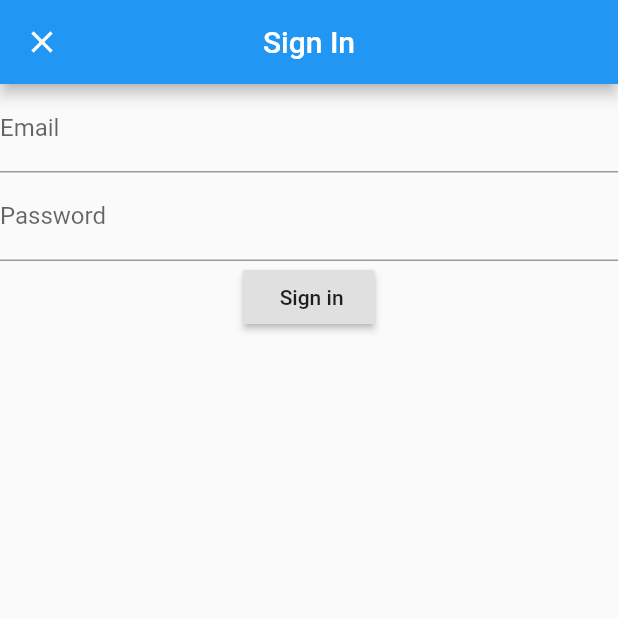
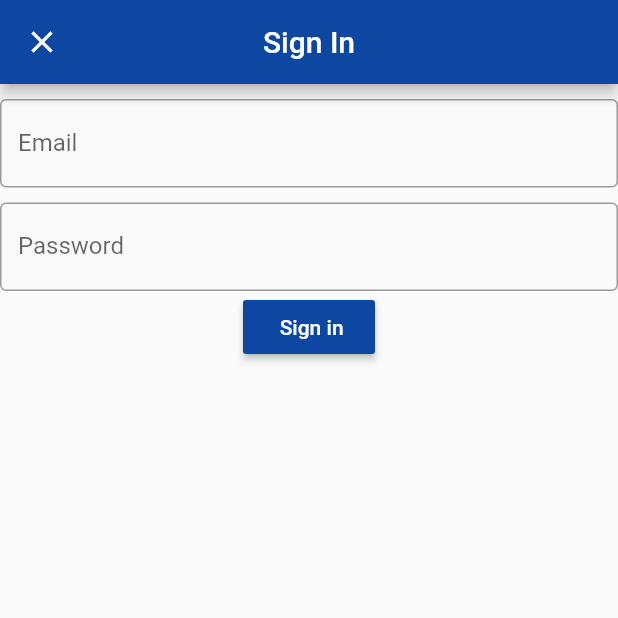
Before and after one commit to ShenLynn/CITS3200-project, a Flutter app: the screen it shows after launch, after a tap on "Sign In", on a phone screen of 412 x 824 dp, the top half of it. Run offline on Flutter 3.47's test engine with Material 2 defaults, Android fonts, the phone set to English and light mode, and no system bars; our stand-ins replace cloud_firestore, datetime_picker_formfield, firebase_auth, firebase_core, flutter_local_notifications, table_calendar; missing offline and left inert: cloud_firestore_platform_interface; accounts and stored records are empty.

Commit message:
Welcome and login/register styling

```diff
--- a/asthma_app/lib/main.dart
+++ b/asthma_app/lib/main.dart
@@ -2,7 +2,7 @@ import 'package:flutter/material.dart';
 import 'package:asthma_app/pages/calendar.dart';
 import 'package:asthma_app/pages/login.dart';
 import 'package:asthma_app/pages/forms_page.dart';
-import 'package:asthma_app/pages/profilefiles/profile.dart';
+import 'package:asthma_app/pages/profile.dart';
 import 'package:asthma_app/pages/help.dart';
 import 'package:asthma_app/pages/welcome.dart';
 import 'package:asthma_app/forms/addEvent.dart';
@@ -12,6 +12,9 @@ void main ()  async {
   WidgetsFlutterBinding.ensureInitialized();
   await Firebase.initializeApp();
   runApp(MaterialApp(
+    theme: ThemeData(
+      primaryColor: Colors.blue[900]
+    ),
     //override default route to calender
     // Application routes
     //initialRoute: "calendar",
--- a/asthma_app/lib/pages/signIn.dart
+++ b/asthma_app/lib/pages/signIn.dart
@@ -21,10 +21,12 @@ class _LoginPageState extends State<LoginPage> {
         title: Text('Sign In'),
         centerTitle: true,
       ),
-      body: Form(
+      body: SafeArea(
+        child: Form(
           key: _formKey,
           child: Column(
             children: [
+              SizedBox(height: 10),
               TextFormField(
                 validator: (input) {
                   if (input.isEmpty) {
@@ -32,8 +34,13 @@ class _LoginPageState extends State<LoginPage> {
                   }
                 },
                 onSaved: (input) => _email = input,
-              decoration: InputDecoration(labelText: 'Email'),
-            ),
+                decoration: InputDecoration(
+                    labelText: 'Email',
+                  fillColor: Colors.blue[900],
+                  focusColor:Colors.blue[900] ,
+                  hoverColor: Colors.blue[900],
+                  border: OutlineInputBorder(),),
+              ), SizedBox(height: 10,),
               TextFormField(
                 validator: (input) {
                   if (input.length < 6) {
@@ -41,14 +48,24 @@ class _LoginPageState extends State<LoginPage> {
                   }
                 },
                 onSaved: (input) => _password = input,
-              decoration: InputDecoration(labelText: 'Password'),
+                decoration: InputDecoration(
+                    labelText: 'Password',
+                  fillColor: Colors.blue[900],
+                  focusColor:Colors.blue[900] ,
+                  hoverColor: Colors.blue[900],
+                  border: OutlineInputBorder(),),
                 obscureText: true,
               ),
               RaisedButton(
+                color: Colors.blue[900],
+                splashColor: Colors.deepOrange[500],
+                animationDuration: Duration(seconds: 2),
                 onPressed: signIn,
-              child: Text(' Sign in'),
+                child: Text(' Sign in',
+                style: TextStyle(color: Colors.white),),
               )
             ],
+          ),
         ),
       ),
     );
--- a/asthma_app/lib/pages/welcome.dart
+++ b/asthma_app/lib/pages/welcome.dart
@@ -2,6 +2,7 @@ import 'package:flutter/cupertino.dart';
 import 'package:flutter/material.dart';
 import 'package:asthma_app/pages/signIn.dart';
 import 'package:asthma_app/pages/sign_up.dart';
+import 'package:flutter/painting.dart';
 
 
 class WelcomePage extends StatefulWidget {
@@ -14,19 +15,59 @@ class _WelcomePageState extends State<WelcomePage> {
   Widget build(BuildContext context) {
     return Scaffold(
       appBar: AppBar(
-        title: Text('Aasthma For You'),
+        title: Text('Asthma For You'),
+        centerTitle: true,
       ),
       body: Column(
-        mainAxisAlignment: MainAxisAlignment.center,
+        mainAxisAlignment: MainAxisAlignment.start,
         crossAxisAlignment: CrossAxisAlignment.stretch,
         children: [
+          SizedBox(height: 130),
+          Text("Welcome!",
+          textAlign: TextAlign.center,
+          style: TextStyle(
+            color: Colors.grey[500],
+            fontSize: 30,
+          ),),
+          SizedBox(height: 80),
           RaisedButton(
+            color: Colors.blue[900],
+            splashColor: Colors.deepOrange[500],
+            animationDuration: Duration(seconds: 2),
+            shape: RoundedRectangleBorder(
+              borderRadius: new BorderRadius.circular(15)
+            ),
             onPressed: NavigateToSignIn,
-            child: Text(' Sign In'),
+            child:Row( mainAxisAlignment: MainAxisAlignment.center,
+
+              children: [
+                Text(' Sign In', style: TextStyle(
+                    color: Colors.white,
+                  fontWeight: FontWeight.bold
+                ),),
+                SizedBox(width: 5,),
+                Icon(Icons.login_sharp, color: Colors.white,)
+              ],
+            )
           ),
+          SizedBox(height: 10),
           RaisedButton(
+            color: Colors.blue[900],
+            splashColor: Colors.deepOrange[500],
+            animationDuration: Duration(seconds: 2),
+            shape: RoundedRectangleBorder(
+                borderRadius: new BorderRadius.circular(15)
+            ),
             onPressed: NavigateToSignUp,
-            child: Text(' Sign Up'),
+            child: Row(mainAxisAlignment: MainAxisAlignment.center,
+
+              children: [Text(' Sign Up',
+                style: TextStyle(
+                    color: Colors.white
+                ),),
+                SizedBox(width: 10,),
+                Icon(Icons.create, color: Colors.white,),]
+            ),
           ),
         ],
       ),
--- a/asthma_app/pubspec.yaml
+++ b/asthma_app/pubspec.yaml
@@ -33,6 +33,7 @@ dependencies:
   table_calendar: ^2.2.3
   cloud_firestore: ^0.14.0+2
   datetime_picker_formfield: ^1.0.0
+  flutter_local_notifications: ^1.4.4+4
 
 dev_dependencies:
   flutter_test:
```
Also changed, not shown: asthma_app/lib/pages/calendar.dart (+38 -1 lines), asthma_app/lib/pages/profilefiles/profile.dart (deleted, +0 -293 lines), asthma_app/lib/pages/profilefiles/profile_service.dart (deleted, +0 -28 lines), asthma_app/lib/pages/profilefiles/profileclass.dart (deleted, +0 -7 lines), asthma_app/lib/pages/sign_up.dart (+17 -3 lines), asthma_app/pubspec.lock, 4 other files. Lines whose indentation alone changed are shown as unchanged.
